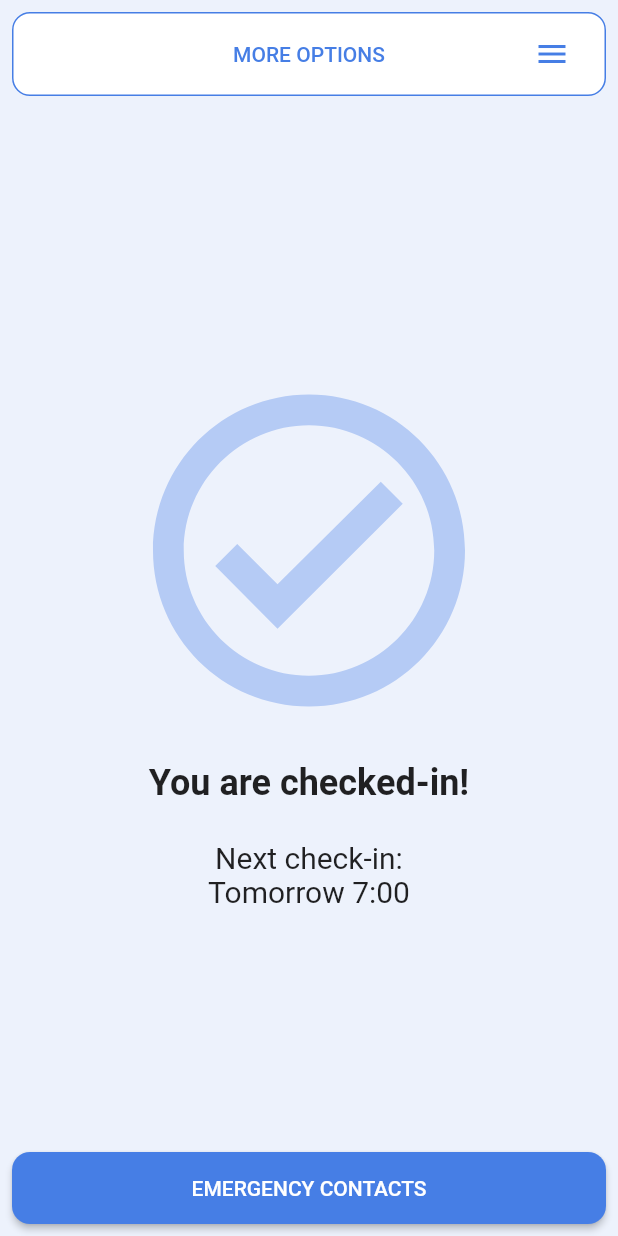
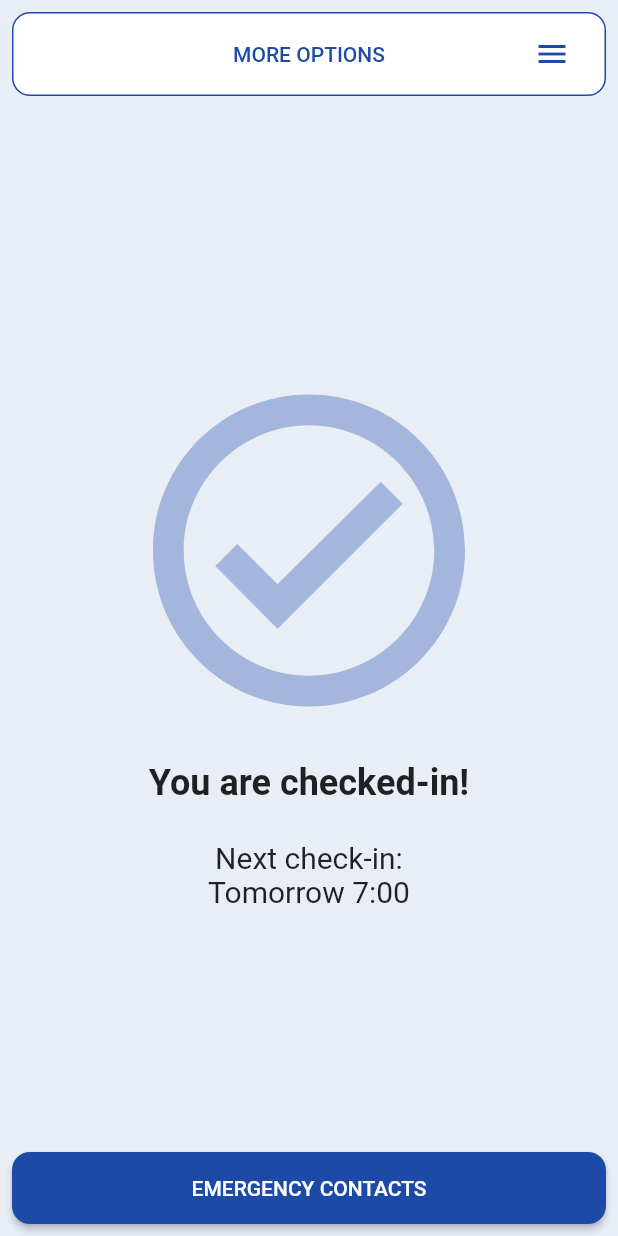
Before and after one commit to TeoVogel/Personal-Safety, a Flutter app: the screen it shows after launch, on a phone screen of 412 x 824 dp. Run offline on Flutter 3.47's test engine with Material 2 defaults, Android fonts, the phone set to English and light mode, and no system bars; our stand-ins replace cloud_firestore, firebase_core, flutter_local_notifications, shared_preferences, timezone; accounts and stored records are empty.

Commit message:
New blue color

```diff
--- a/lib/theme/colors.dart
+++ b/lib/theme/colors.dart
@@ -2,7 +2,7 @@ import 'package:flutter/material.dart';
 
 const themeColor = Color(0xFF202731);
 
-const colorPrimary = Color(0xFF467EE5);
+const colorPrimary = Color.fromRGBO(29, 73, 167, 1);
 Color colorPrimary20 = lighten(colorPrimary, 80);
 Color colorPrimary40 = lighten(colorPrimary, 60);
 Color colorPrimary80 = lighten(colorPrimary, 20);
```
